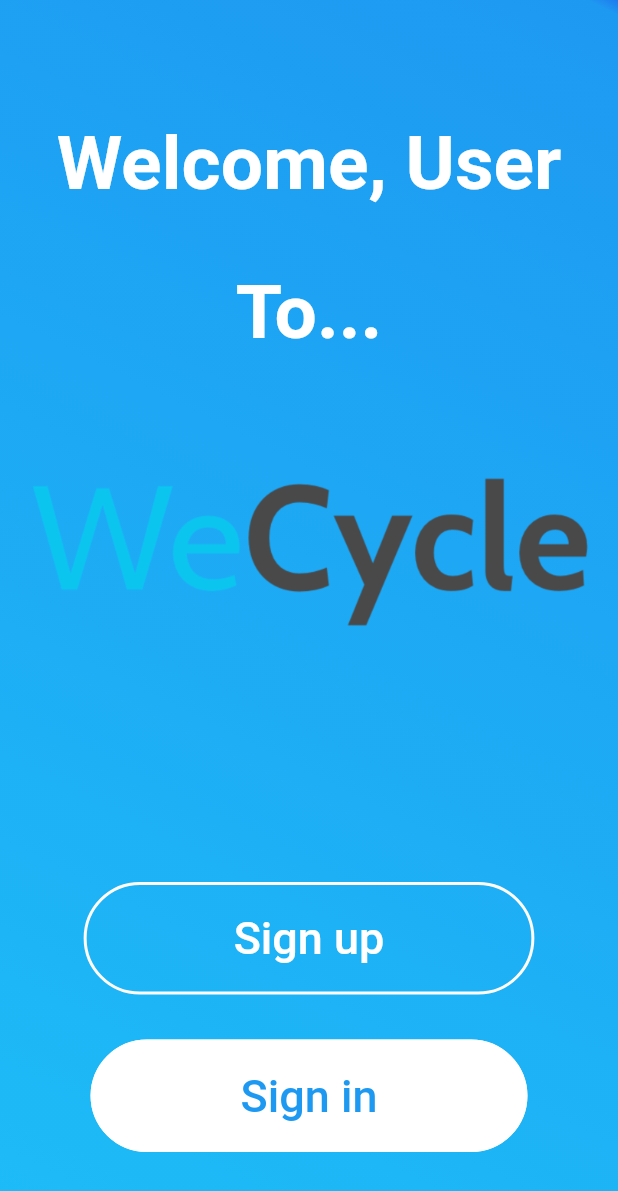
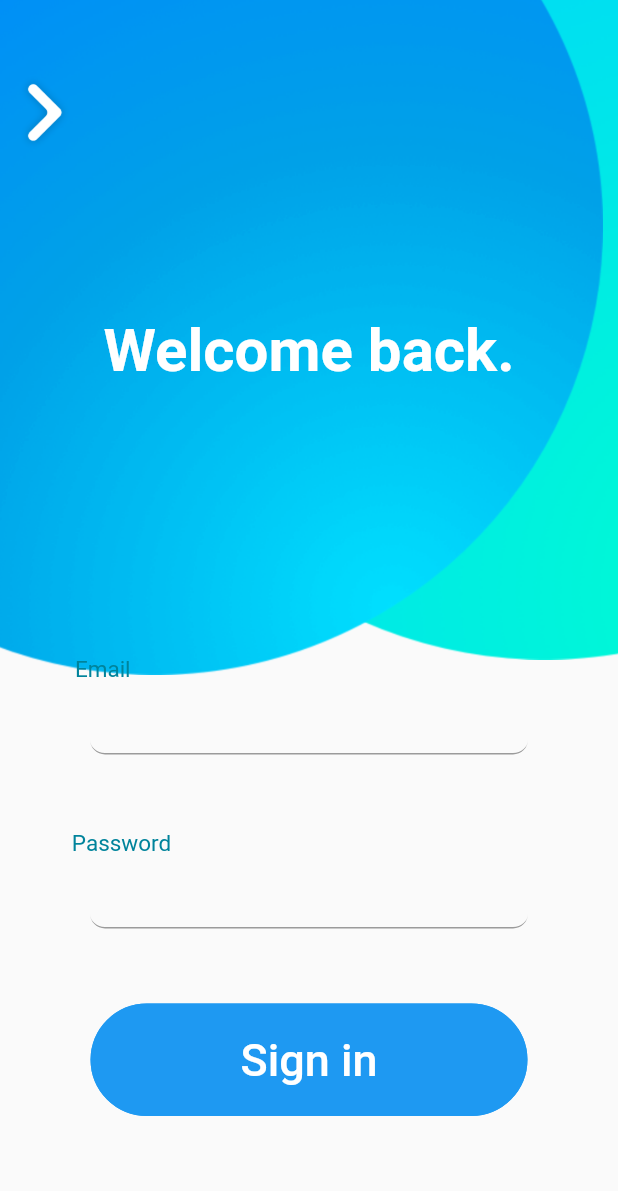
Before and after one commit to Byan010625/WeCycle, a Flutter app: the Intro screen opened directly, after a tap on "Sign in", on a phone screen of 412 x 824 dp. Shown: the top 1191 px of the screen. Run offline on Flutter 3.47's test engine with Material 2 defaults, Android fonts, the phone set to English and light mode, and no system bars; Roboto replaces fonts that are missing (Segoe).

Commit message:
Added SignInPage() as well as added functionality for Intro buttons (Sign In & Sign Up). Left TODO since screen after has not been made yet.

```diff
--- a/lib/Login/intro.dart
+++ b/lib/Login/intro.dart
@@ -1,4 +1,6 @@
 import 'package:flutter/material.dart';
+import 'package:wecycle/Login/signin.dart';
+import 'package:wecycle/Login/signup.dart';
 
 class Intro extends StatelessWidget {
   @override
@@ -50,7 +52,13 @@ class Intro extends StatelessWidget {
               Padding(
                 padding: const EdgeInsets.fromLTRB(20, 150, 20, 20),
                 child: FlatButton(
-                  onPressed: null, //TODO: ADD NEXT PAGE
+                  onPressed: () {
+                    Navigator.push(
+                      context,
+                      MaterialPageRoute(builder: (context) =>
+                      SignUpPage()),
+                    );
+                  },
                   padding: const EdgeInsets.fromLTRB(100, 20, 100, 20),
                   child: Text(
                     "Sign up",
@@ -69,7 +77,13 @@ class Intro extends StatelessWidget {
               Padding(
                 padding: const EdgeInsets.fromLTRB(20,10,20,20),
                 child: FlatButton(
-                  onPressed: () {}, //TODO: ADD NEXT PAGE
+                  onPressed: () {
+                    Navigator.push(
+                        context,
+                        MaterialPageRoute(builder: (context) =>
+                        SignInPage()),
+                    );
+                  },
                   color: Colors.white,
                   padding: const EdgeInsets.fromLTRB(100, 20, 100, 20),
                   child: Text(
--- /dev/null
+++ b/lib/Login/signin.dart
@@ -0,0 +1,139 @@
+import 'package:flutter/material.dart';
+
+class SignInPage extends StatefulWidget {
+  @override
+  State<StatefulWidget> createState() {
+    return _SignInState();
+  }
+}
+
+class _SignInState extends State<SignInPage> with WidgetsBindingObserver {
+  @override
+  Widget build(BuildContext context) {
+    Image blueCircle = new Image.asset("assets/images/Blue_Circle.png");
+    Image tealCircle = new Image.asset("assets/images/Teal_Circle.png");
+    Image leftArrow = new Image.asset("assets/images/leftkeyboardarrow.png");
+
+    return Scaffold(
+      body: SizedBox(
+        width: MediaQuery.of(context).size.width,
+        height: MediaQuery.of(context).size.height,
+        child: Stack(
+          children: <Widget>[
+            Positioned(
+              top: -160,
+              right: -250,
+              height: 600,
+              width: 600,
+              child: tealCircle,
+            ),
+            Positioned(
+              top: -150,
+              right: 10,
+              height: 600,
+              width: 600,
+              child: blueCircle,
+            ),
+            Positioned(
+              left: 10,
+              top: 45,
+              width: 40,
+              height: 60,
+              child: leftArrow,
+            ),
+            Column(
+              mainAxisSize: MainAxisSize.max,
+              mainAxisAlignment: MainAxisAlignment.spaceAround,
+              children: <Widget>[
+                Padding(
+                  padding: const EdgeInsets.fromLTRB(20, 130, 20, 20),
+                  child: Text("Welcome back.",
+                  style: TextStyle(
+                    color: Colors.white,
+                    fontFamily: 'Segoe',
+                    fontWeight: FontWeight.w600,
+                    fontSize: 40,)),
+                ),
+                Stack(
+                  children: <Widget>[
+                    Column(
+                      children: <Widget>[
+                        Padding(
+                          padding: const EdgeInsets.fromLTRB(0, 0, 275, 0),
+                          child: Text("Email",
+                            style: TextStyle(
+                                color: const Color(0xFF00839B),
+                              fontFamily: 'Segoe',
+                              fontWeight: FontWeight.w400,
+                              fontSize: 15)),
+                        ),
+                        Padding(
+                          padding: const EdgeInsets.symmetric(vertical: 0, horizontal: 60),
+                          child: TextField(
+                            decoration: InputDecoration(
+                              border: UnderlineInputBorder(
+                                borderSide: BorderSide(color: Color(0xFF00839B)),
+                                borderRadius: BorderRadius.circular(10),
+                              ),
+                              focusedBorder: UnderlineInputBorder(
+                                borderSide: BorderSide(color: Color(0xFF00839B))))),
+                              ),
+                        Padding(
+                          padding: const EdgeInsets.fromLTRB(0, 50, 250, 0),
+                          //const EdgeInsets.fromLTRB(left, top, right, bottom)
+                          child: Text("Password",
+                              style: TextStyle(
+                                  color: const Color(0xFF00839B),
+                                  fontFamily: 'Segoe',
+                                  fontWeight: FontWeight.w400,
+                                  fontSize: 15)),
+                        ),
+                        Padding(
+                          padding: const EdgeInsets.symmetric(vertical: 0, horizontal: 60),
+                          child: TextField(
+                            decoration: InputDecoration(
+                              border: UnderlineInputBorder(
+                                borderSide: BorderSide(color: Color(0xFF00839B)),
+                                borderRadius: BorderRadius.circular(10),
+                              ),
+                              focusedBorder: UnderlineInputBorder(
+                                borderSide: BorderSide(color: Color(0xFF00839B))))),
+                              ),
+                        Padding(
+                          padding: const EdgeInsets.fromLTRB(20, 50, 20, 0),
+                          child: FlatButton(
+                            onPressed: () {
+//                              Navigator.push(
+//                                  context,
+//                                  MaterialPageRoute(builder: (context) =>
+//                                  ***),
+//                              );
+                            }, //TODO: CODE SET UP, REPLACE '***' WITH NAME OF NEXT PAGE AND UNCOMMENT
+                            color: const Color(0xFF1E99F2),
+                            padding: const EdgeInsets.fromLTRB(100, 20, 100, 20),
+                            child: Text(
+                              "Sign in",
+                              style: TextStyle(
+                                fontFamily: 'Segoe',
+                                fontWeight: FontWeight.w500,
+                                fontSize: 30,
+                                color: Colors.white
+                              ),
+                            ),
+                            shape: RoundedRectangleBorder(
+                              borderRadius: new BorderRadius.circular(40.0),
+                                side: BorderSide(color: const Color(0xFF1E99F2)).scale(2)),
+                            ),
+                          ),
+                      ],
+                    )
+                  ],
+                ),
+              ],
+            ),
+          ],
+        ),
+      ),
+    );
+  }
+}
--- a/lib/main.dart
+++ b/lib/main.dart
@@ -1,6 +1,7 @@
 import 'package:flutter/material.dart';
 import 'Login/intro.dart';
 import 'Login/signup.dart';
+import 'Login/signin.dart';
 
 void main() => runApp(MyApp());
 
@@ -9,7 +10,7 @@ class MyApp extends StatelessWidget {
   @override
   Widget build(BuildContext context) {
     return MaterialApp(
-      home: SignUpPage(),
+      home: Intro(),
     );
   }
 }
```
